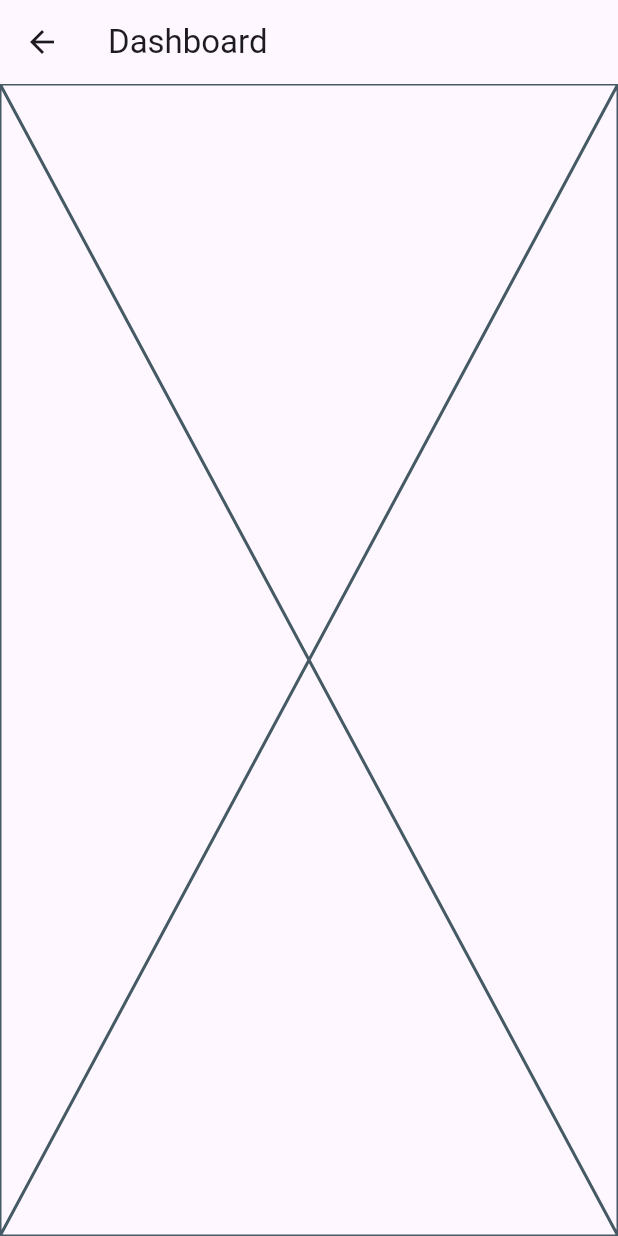
After one commit to ahmed0128382/fruithub_dashboard, a Flutter app: the DashboardView screen opened by its route, on a phone screen of 412 x 824 dp. The commit adds this screen. Run offline on Flutter 3.47's test engine with Material 3 defaults, Android fonts, the phone set to English and light mode, and no system bars; our stand-ins replace firebase_core; accounts and stored records are empty.

Commit message:
add dashboard view and update routing

```diff
--- a/lib/core/helper/on_generate_route.dart
+++ b/lib/core/helper/on_generate_route.dart
@@ -1,8 +1,11 @@
+import 'package:flutter/material.dart';
+import 'package:fruithub_dashboard/features/dashboard/presentation/views/dashboard_view.dart';
+
 Route<dynamic> onGenerateRoute(RouteSettings settings) {
   switch (settings.name) {
-    case '/':
-      return MaterialPageRoute(builder: (context) => const HomeView());
+    case DashboardView.routeName:
+      return MaterialPageRoute(builder: (context) => const DashboardView());
     default:
-      return MaterialPageRoute(builder: (context) => const OnBoardingView());
+      return MaterialPageRoute(builder: (context) => const DashboardView());
   }
 }
--- /dev/null
+++ b/lib/features/dashboard/presentation/views/dashboard_view.dart
@@ -0,0 +1,16 @@
+import 'package:flutter/material.dart';
+import 'package:fruithub_dashboard/features/dashboard/presentation/views/widgets/dashboard_view_body.dart';
+
+class DashboardView extends StatelessWidget {
+  const DashboardView({super.key});
+  static const String routeName = 'dashboard';
+  @override
+  Widget build(BuildContext context) {
+    return Scaffold(
+      appBar: AppBar(
+        title: const Text('Dashboard'),
+      ),
+      body: const DashboardViewBody(),
+    );
+  }
+}
--- /dev/null
+++ b/lib/features/dashboard/presentation/views/widgets/dashboard_view_body.dart
@@ -0,0 +1,10 @@
+import 'package:flutter/material.dart';
+
+class DashboardViewBody extends StatelessWidget {
+  const DashboardViewBody({super.key});
+
+  @override
+  Widget build(BuildContext context) {
+    return const Placeholder();
+  }
+}
--- a/lib/main.dart
+++ b/lib/main.dart
@@ -1,4 +1,5 @@
 import 'package:flutter/material.dart';
+import 'package:fruithub_dashboard/core/helper/on_generate_route.dart';
 
 void main() {
   runApp(const FruitHubDashboard());
@@ -10,6 +11,7 @@ class FruitHubDashboard extends StatelessWidget {
   @override
   Widget build(BuildContext context) {
     return const MaterialApp(
+      onGenerateRoute: onGenerateRoute,
       home: Scaffold(
         body: Center(
           child: Text('Hello World!'),
```
